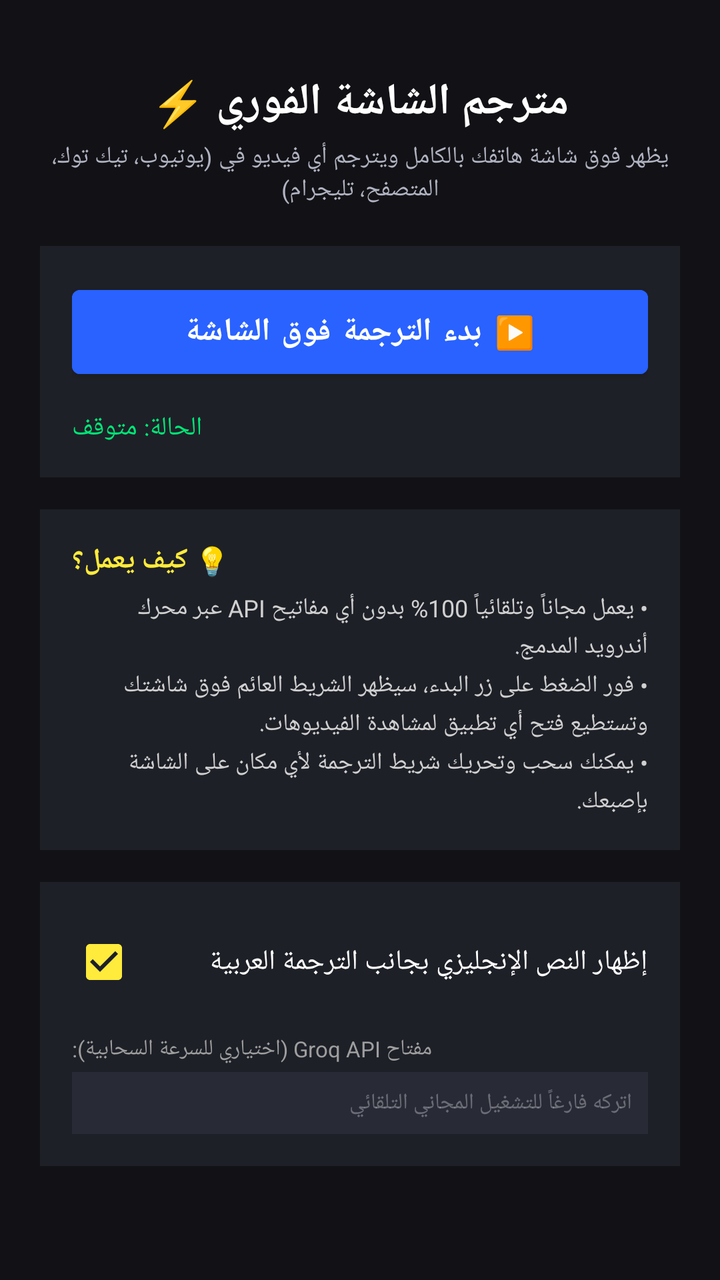
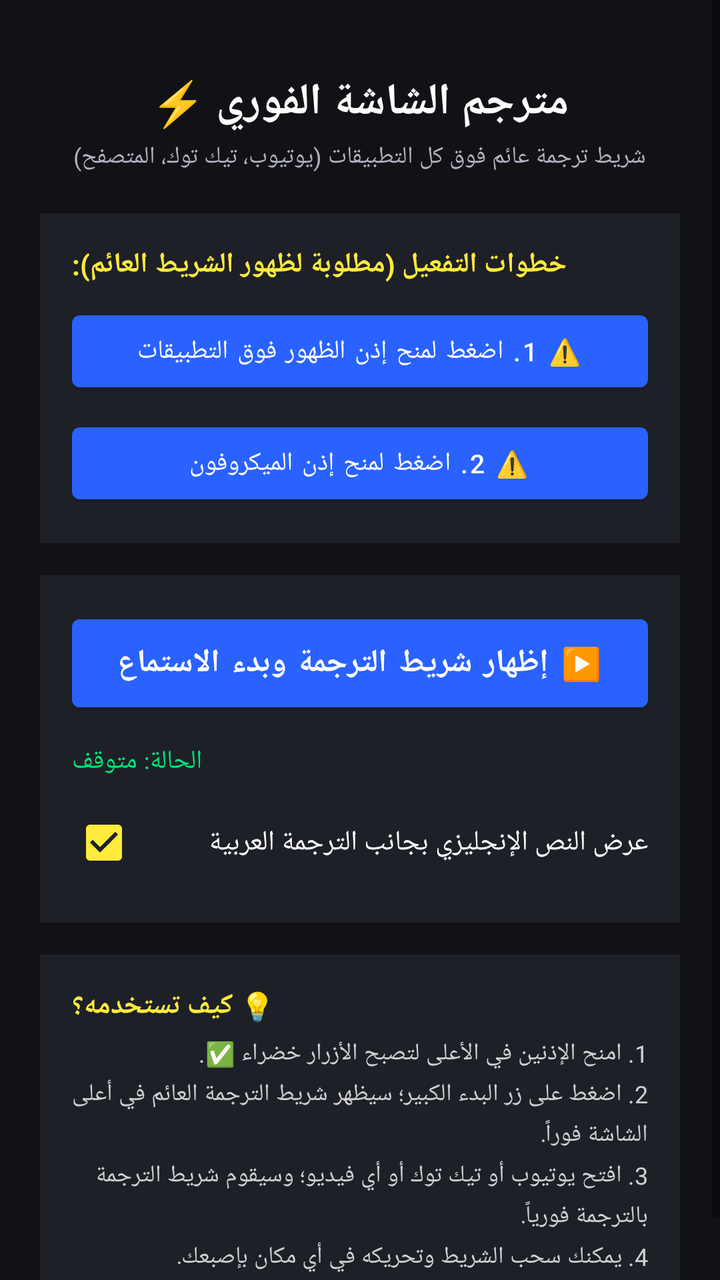

The first picture is an Android layout as it rendered before a commit; the second is the same layout after the commit. The layout source and the unified diff follow.
<!-- AndroidManifest.xml: activity theme Theme.LiveVideoTranslator -->
<!-- res/layout/activity_main.xml -->
<?xml version="1.0" encoding="utf-8"?>
<ScrollView xmlns:android="http://schemas.android.com/apk/res/android"
    android:layout_width="match_parent"
    android:layout_height="match_parent"
    android:background="#121216"
    android:fillViewport="true">

    <LinearLayout
        android:layout_width="match_parent"
        android:layout_height="wrap_content"
        android:orientation="vertical"
        android:padding="20dp">

        <TextView
            android:layout_width="wrap_content"
            android:layout_height="wrap_content"
            android:layout_gravity="center"
            android:layout_marginTop="16dp"
            android:text="مترجم الشاشة الفوري ⚡"
            android:textColor="#FFFFFF"
            android:textSize="22sp"
            android:textStyle="bold" />

        <TextView
            android:layout_width="wrap_content"
            android:layout_height="wrap_content"
            android:layout_gravity="center"
            android:layout_marginTop="4dp"
            android:gravity="center"
            android:text="يظهر فوق شاشة هاتفك بالكامل ويترجم أي فيديو في (يوتيوب، تيك توك، المتصفح، تليجرام)"
            android:textColor="#B0B3C1"
            android:textSize="12sp" />

        
        <LinearLayout
            android:layout_width="match_parent"
            android:layout_height="wrap_content"
            android:layout_marginTop="20dp"
            android:background="#1E2028"
            android:orientation="vertical"
            android:padding="16dp">

            <Button
                android:id="@+id/btnStart"
                android:layout_width="match_parent"
                android:layout_height="54dp"
                android:backgroundTint="#2962FF"
                android:text="▶️ بدء الترجمة فوق الشاشة"
                android:textColor="#FFFFFF"
                android:textSize="16sp"
                android:textStyle="bold" />

            <Button
                android:id="@+id/btnStop"
                android:layout_width="match_parent"
                android:layout_height="54dp"
                android:layout_marginTop="8dp"
                android:backgroundTint="#D32F2F"
                android:text="⏹️ إيقاف شريط الترجمة"
                android:textColor="#FFFFFF"
                android:textSize="16sp"
                android:visibility="gone" />

            <TextView
                android:id="@+id/tvStatus"
                android:layout_width="wrap_content"
                android:layout_height="wrap_content"
                android:layout_marginTop="12dp"
                android:text="الحالة: متوقف"
                android:textColor="#00E676"
                android:textSize="13sp" />
        </LinearLayout>

        
        <LinearLayout
            android:layout_width="match_parent"
            android:layout_height="wrap_content"
            android:layout_marginTop="16dp"
            android:background="#1E2028"
            android:orientation="vertical"
            android:padding="16dp">

            <TextView
                android:layout_width="wrap_content"
                android:layout_height="wrap_content"
                android:text="💡 كيف يعمل؟"
                android:textColor="#FFEB3B"
                android:textSize="14sp"
                android:textStyle="bold" />

            <TextView
                android:layout_width="wrap_content"
                android:layout_height="wrap_content"
                android:layout_marginTop="6dp"
                android:lineSpacingExtra="3dp"
                android:text="• يعمل مجاناً وتلقائياً 100% بدون أي مفاتيح API عبر محرك أندرويد المدمج.\n• فور الضغط على زر البدء، سيظهر الشريط العائم فوق شاشتك وتستطيع فتح أي تطبيق لمشاهدة الفيديوهات.\n• يمكنك سحب وتحريك شريط الترجمة لأي مكان على الشاشة بإصبعك."
                android:textColor="#D0D0D0"
                android:textSize="12sp" />
        </LinearLayout>

        
        <LinearLayout
            android:layout_width="match_parent"
            android:layout_height="wrap_content"
            android:layout_marginTop="16dp"
            android:background="#1E2028"
            android:orientation="vertical"
            android:padding="16dp">

            <CheckBox
                android:id="@+id/cbBilingual"
                android:layout_width="match_parent"
                android:layout_height="wrap_content"
                android:checked="true"
                android:text="إظهار النص الإنجليزي بجانب الترجمة العربية"
                android:textColor="#FFFFFF" />

            <TextView
                android:layout_width="wrap_content"
                android:layout_height="wrap_content"
                android:layout_marginTop="12dp"
                android:text="مفتاح Groq API (اختياري للسرعة السحابية):"
                android:textColor="#9E9E9E"
                android:textSize="11sp" />

            <EditText
                android:id="@+id/etGroqKey"
                android:layout_width="match_parent"
                android:layout_height="wrap_content"
                android:layout_marginTop="4dp"
                android:background="#282A36"
                android:hint="اتركه فارغاً للتشغيل المجاني التلقائي"
                android:padding="8dp"
                android:textColor="#FFFFFF"
                android:textColorHint="#50FFFFFF"
                android:textSize="11sp" />

        </LinearLayout>

    </LinearLayout>
</ScrollView>
<!-- resources referenced by this layout -->
<resources>
  <style name="Theme.LiveVideoTranslator" parent="Theme.MaterialComponents.DayNight.NoActionBar">
          <item name="colorPrimary">@color/primary</item>
          <item name="colorPrimaryDark">@color/primary_dark</item>
          <item name="colorAccent">@color/accent</item>
          <item name="android:windowBackground">@color/background_dark</item>
      </style>
  <color name="primary">#2962FF</color>
  <color name="primary_dark">#0039CB</color>
  <color name="accent">#FFEB3B</color>
  <color name="background_dark">#121216</color>
</resources>

<!-- the commit's change to res/layout/activity_main.xml (unified diff, before → after) -->
@@ -27,7 +27,7 @@
             android:layout_gravity="center"
             android:layout_marginTop="4dp"
             android:gravity="center"
-            android:text="يظهر فوق شاشة هاتفك بالكامل ويترجم أي فيديو في (يوتيوب، تيك توك، المتصفح، تليجرام)"
+            android:text="شريط ترجمة عائم فوق كل التطبيقات (يوتيوب، تيك توك، المتصفح)"
             android:textColor="#B0B3C1"
             android:textSize="12sp" />
 
@@ -40,12 +40,49 @@
             android:orientation="vertical"
             android:padding="16dp">
 
+            <TextView
+                android:layout_width="wrap_content"
+                android:layout_height="wrap_content"
+                android:text="خطوات التفعيل (مطلوبة لظهور الشريط العائم):"
+                android:textColor="#FFEB3B"
+                android:textSize="14sp"
+                android:textStyle="bold" />
+
+            <Button
+                android:id="@+id/btnOverlayPerm"
+                android:layout_width="match_parent"
+                android:layout_height="48dp"
+                android:layout_marginTop="10dp"
+                android:text="⚠️ 1. اضغط لمنح إذن الظهور فوق التطبيقات"
+                android:textColor="#FFFFFF"
+                android:textSize="13sp" />
+
+            <Button
+                android:id="@+id/btnMicPerm"
+                android:layout_width="match_parent"
+                android:layout_height="48dp"
+                android:layout_marginTop="8dp"
+                android:text="⚠️ 2. اضغط لمنح إذن الميكروفون"
+                android:textColor="#FFFFFF"
+                android:textSize="13sp" />
+
+        </LinearLayout>
+
+        
+        <LinearLayout
+            android:layout_width="match_parent"
+            android:layout_height="wrap_content"
+            android:layout_marginTop="16dp"
+            android:background="#1E2028"
+            android:orientation="vertical"
+            android:padding="16dp">
+
             <Button
                 android:id="@+id/btnStart"
                 android:layout_width="match_parent"
-                android:layout_height="54dp"
+                android:layout_height="56dp"
                 android:backgroundTint="#2962FF"
-                android:text="▶️ بدء الترجمة فوق الشاشة"
+                android:text="▶️ إظهار شريط الترجمة وبدء الاستماع"
                 android:textColor="#FFFFFF"
                 android:textSize="16sp"
                 android:textStyle="bold" />
@@ -53,8 +90,7 @@
             <Button
                 android:id="@+id/btnStop"
                 android:layout_width="match_parent"
-                android:layout_height="54dp"
-                android:layout_marginTop="8dp"
+                android:layout_height="56dp"
                 android:backgroundTint="#D32F2F"
                 android:text="⏹️ إيقاف شريط الترجمة"
                 android:textColor="#FFFFFF"
@@ -69,6 +105,16 @@
                 android:text="الحالة: متوقف"
                 android:textColor="#00E676"
                 android:textSize="13sp" />
+
+            <CheckBox
+                android:id="@+id/cbBilingual"
+                android:layout_width="match_parent"
+                android:layout_height="wrap_content"
+                android:layout_marginTop="8dp"
+                android:checked="true"
+                android:text="عرض النص الإنجليزي بجانب الترجمة العربية"
+                android:textColor="#FFFFFF" />
+
         </LinearLayout>
 
         
@@ -83,7 +129,7 @@
             <TextView
                 android:layout_width="wrap_content"
                 android:layout_height="wrap_content"
-                android:text="💡 كيف يعمل؟"
+                android:text="💡 كيف تستخدمه؟"
                 android:textColor="#FFEB3B"
                 android:textSize="14sp"
                 android:textStyle="bold" />
@@ -92,50 +138,11 @@
                 android:layout_width="wrap_content"
                 android:layout_height="wrap_content"
                 android:layout_marginTop="6dp"
-                android:lineSpacingExtra="3dp"
-                android:text="• يعمل مجاناً وتلقائياً 100% بدون أي مفاتيح API عبر محرك أندرويد المدمج.\n• فور الضغط على زر البدء، سيظهر الشريط العائم فوق شاشتك وتستطيع فتح أي تطبيق لمشاهدة الفيديوهات.\n• يمكنك سحب وتحريك شريط الترجمة لأي مكان على الشاشة بإصبعك."
+                android:lineSpacingExtra="4dp"
+                android:text="1. امنح الإذنين في الأعلى لتصبح الأزرار خضراء ✅.\n2. اضغط على زر البدء الكبير؛ سيظهر شريط الترجمة العائم في أعلى الشاشة فوراً.\n3. افتح يوتيوب أو تيك توك أو أي فيديو؛ وسيقوم شريط الترجمة بالترجمة فورياً.\n4. يمكنك سحب الشريط وتحريكه في أي مكان بإصبعك."
                 android:textColor="#D0D0D0"
                 android:textSize="12sp" />
         </LinearLayout>
 
-        
-        <LinearLayout
-            android:layout_width="match_parent"
-            android:layout_height="wrap_content"
-            android:layout_marginTop="16dp"
-            android:background="#1E2028"
-            android:orientation="vertical"
-            android:padding="16dp">
-
-            <CheckBox
-                android:id="@+id/cbBilingual"
-                android:layout_width="match_parent"
-                android:layout_height="wrap_content"
-                android:checked="true"
-                android:text="إظهار النص الإنجليزي بجانب الترجمة العربية"
-                android:textColor="#FFFFFF" />
-
-            <TextView
-                android:layout_width="wrap_content"
-                android:layout_height="wrap_content"
-                android:layout_marginTop="12dp"
-                android:text="مفتاح Groq API (اختياري للسرعة السحابية):"
-                android:textColor="#9E9E9E"
-                android:textSize="11sp" />
-
-            <EditText
-                android:id="@+id/etGroqKey"
-                android:layout_width="match_parent"
-                android:layout_height="wrap_content"
-                android:layout_marginTop="4dp"
-                android:background="#282A36"
-                android:hint="اتركه فارغاً للتشغيل المجاني التلقائي"
-                android:padding="8dp"
-                android:textColor="#FFFFFF"
-                android:textColorHint="#50FFFFFF"
-                android:textSize="11sp" />
-
-        </LinearLayout>
-
     </LinearLayout>
 </ScrollView>
